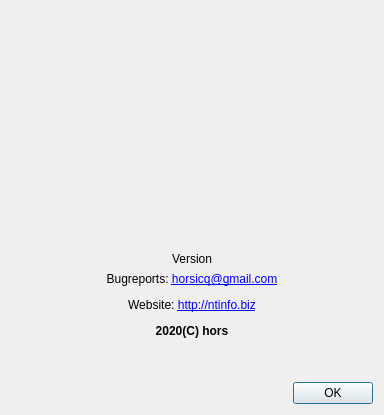
Old version of the form gui_source/dialogabout.ui in the repository horsicq/XVelesDA.
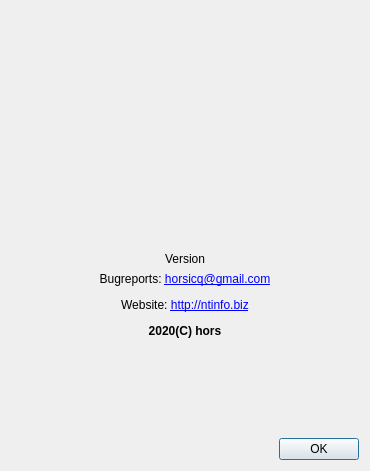
New version of the form. Icons and pictures are not drawn.

What changed in the file:
```diff
--- a/gui_source/dialogabout.ui
+++ b/gui_source/dialogabout.ui
@@ -9,8 +9,8 @@
    <rect>
     <x>0</x>
     <y>0</y>
-    <width>384</width>
-    <height>415</height>
+    <width>370</width>
+    <height>471</height>
    </rect>
   </property>
   <property name="windowTitle">
```
Left out of the diff: 7 changed lines with no effect on the pictures.
